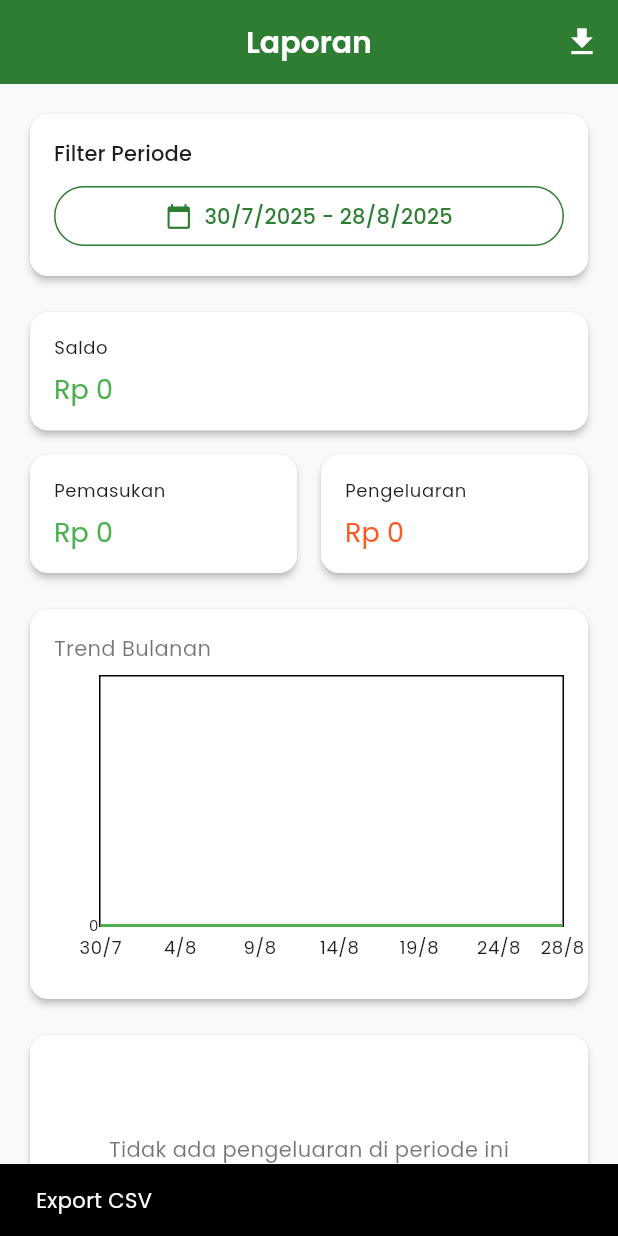
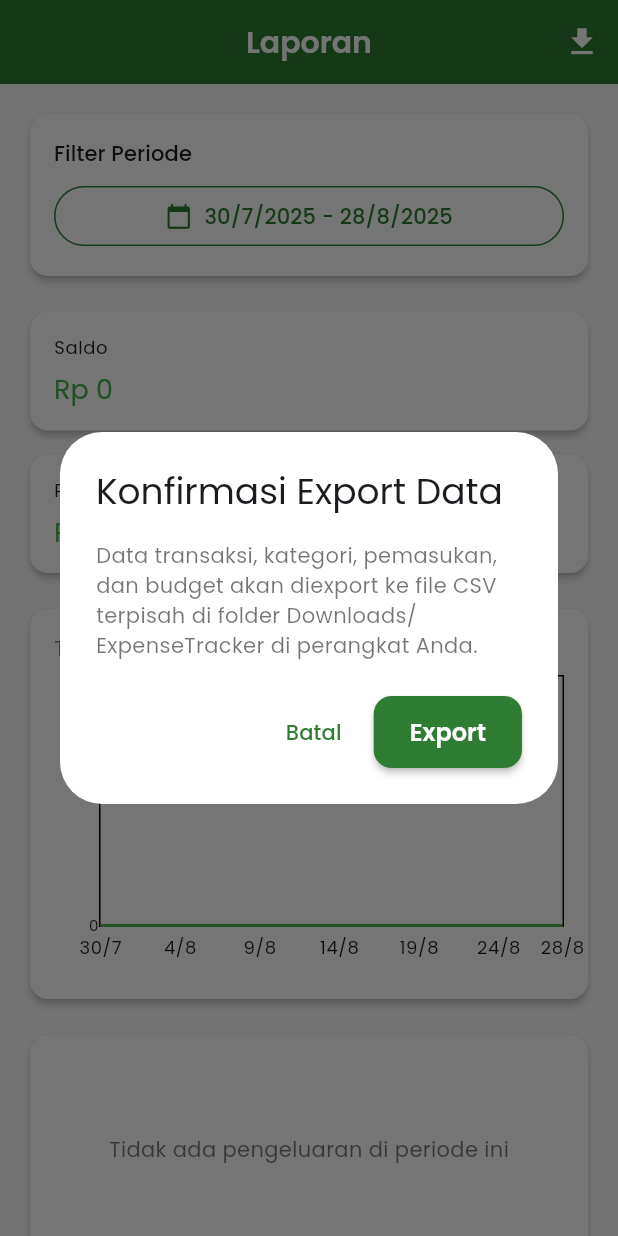
Before and after one commit to EnvRfli/expense_tracker_app, a Flutter app: the ReportsScreen screen opened directly, after a tap on the "download" icon, on a phone screen of 412 x 824 dp. Run offline on Flutter 3.47's test engine with Material 3 defaults, Android fonts, the phone set to English and light mode, and no system bars; drawn by our look-alikes of fl_chart; our stand-ins replace device_info_plus, file_picker, flutter_local_notifications, google_fonts, google_sign_in, hive and 6 more; missing offline and left inert: googleapis; accounts and stored records are empty; statements that could not run were skipped.

Commit message:
refactor: Add data export functionality with confirmation and success messages

```diff
--- a/lib/l10n/app_localizations.dart
+++ b/lib/l10n/app_localizations.dart
@@ -247,6 +247,14 @@ abstract class AppLocalizations {
     'top_expense': 'Pengeluaran',
     'top_income': 'Pemasukan',
     'period_range': '{start} - {end}',
+    'export_data_confirmation': 'Konfirmasi Export Data',
+    'export_data_message':
+        'Data transaksi, kategori, pemasukan, dan budget akan diexport ke file CSV terpisah di folder Downloads/ExpenseTracker di perangkat Anda.',
+    'exporting_data': 'Mengexport data...',
+    'no_data_to_export': 'Tidak ada data untuk diexport',
+    'success_data_exported': 'Data berhasil diexport',
+    'csv_file_can_be_opened':
+        'File CSV dapat dibuka dengan aplikasi spreadsheet seperti Excel atau Google Sheets',
 
     // Settings
     'currency': 'Mata Uang',
@@ -356,6 +364,7 @@ abstract class AppLocalizations {
     'error_invalid_date': 'Tanggal tidak valid',
     'error_network': 'Kesalahan jaringan',
     'error_unknown': 'Terjadi kesalahan yang tidak diketahui',
+    'error_when_exporting': 'Error saat export data',
 
     // Success Messages
     'success_transaction_added': 'Transaksi berhasil ditambahkan',
@@ -619,6 +628,14 @@ abstract class AppLocalizations {
     'top_expense': 'Expense',
     'top_income': 'Income',
     'period_range': '{start} - {end}',
+    'export_data_confirmation': 'Export Data Confirmation',
+    'export_data_message':
+        'Transaction, category, income, and budget data will be exported to separate CSV files in the Downloads/ExpenseTracker folder on your device.',
+    'exporting_data': 'Exporting data...',
+    'no_data_to_export': 'No data to export',
+    'success_data_exported': 'Data exported successfully',
+    'csv_file_can_be_opened':
+        'CSV files can be opened with spreadsheet apps like Excel or Google Sheets',
 
     // Settings
     'currency': 'Currency',
@@ -726,6 +743,7 @@ abstract class AppLocalizations {
     'error_invalid_date': 'Invalid date',
     'error_network': 'Network error',
     'error_unknown': 'An unknown error occurred',
+    'error_when_exporting': 'Error when exporting data',
 
     // Success Messages
     'success_transaction_added': 'Transaction added successfully',
--- a/lib/screens/reports_screen.dart
+++ b/lib/screens/reports_screen.dart
@@ -112,7 +112,7 @@ class _TimeseriesChart extends StatelessWidget {
                 return Text(
                   formatValue(value),
                   style: Theme.of(context).textTheme.bodySmall?.copyWith(
-                        fontSize: 10, // Ukuran font yang lebih kecil
+                        fontSize: 10,
                       ),
                   textAlign: TextAlign.right,
                 );
@@ -173,8 +173,7 @@ class _ReportsScreenState extends State<ReportsScreen> {
         actions: [
           IconButton(
             onPressed: () async {
-              ScaffoldMessenger.of(context).showSnackBar(
-                  SnackBar(content: Text(context.tr('export_csv'))));
+              await _exportData();
             },
             icon: const Icon(Icons.download),
             tooltip: context.tr('export_csv'),
@@ -611,4 +610,148 @@ class _ReportsScreenState extends State<ReportsScreen> {
       ),
     );
   }
+
+  Future<void> _exportData() async {
+    try {
+      // Show export confirmation dialog first
+      final shouldExport = await showDialog<bool>(
+        context: context,
+        builder: (context) => AlertDialog(
+          title: Text(context.tr('export_data_confirmation')),
+          content: Text(context.tr('export_data_message')),
+          actions: [
+            TextButton(
+              onPressed: () => Navigator.pop(context, false),
+              child: Text(context.tr('cancel')),
+            ),
+            ElevatedButton(
+              onPressed: () => Navigator.pop(context, true),
+              child: const Text('Export'),
+            ),
+          ],
+        ),
+      );
+
+      // If user cancelled, return early
+      if (shouldExport != true) return;
+
+      // Show loading dialog
+      showDialog(
+        context: context,
+        barrierDismissible: false,
+        builder: (context) => AlertDialog(
+          content: Row(
+            children: [
+              CircularProgressIndicator(),
+              const SizedBox(width: 16),
+              Text(context.tr('exporting_data')),
+            ],
+          ),
+        ),
+      );
+
+      final userSettings =
+          Provider.of<UserSettingsProvider>(context, listen: false);
+      final exportedFiles = await userSettings.exportDataToDownloads();
+
+      Navigator.pop(context); // Close loading dialog
+
+      if (exportedFiles.isEmpty) {
+        ScaffoldMessenger.of(context).showSnackBar(
+          SnackBar(
+            content: Text(context.tr('no_data_to_export')),
+            backgroundColor: AppColors.warning,
+          ),
+        );
+        return;
+      }
+
+      // Show success dialog with file locations
+      showDialog(
+        context: context,
+        builder: (context) => AlertDialog(
+          title: Row(
+            children: [
+              Icon(Icons.check_circle, color: Colors.green, size: 24),
+              const SizedBox(width: 8),
+              Expanded(
+                child: Text(
+                  context.tr('success_data_exported'),
+                ),
+              ),
+            ],
+          ),
+          content: Column(
+            mainAxisSize: MainAxisSize.min,
+            crossAxisAlignment: CrossAxisAlignment.start,
+            children: [
+              Text(context.tr('success_data_exported') + ' :'),
+              const SizedBox(height: 12),
+              ...exportedFiles.entries.map((entry) {
+                // Extract directory path from full file path
+                final filePath = entry.value;
+                final fileName = filePath.split('/').last;
+                final dirPath =
+                    filePath.substring(0, filePath.lastIndexOf('/'));
+
+                return Padding(
+                  padding: const EdgeInsets.only(bottom: 8),
+                  child: Column(
+                    crossAxisAlignment: CrossAxisAlignment.start,
+                    children: [
+                      Text('• $fileName',
+                          style: TextStyle(fontWeight: FontWeight.bold)),
+                      Text(
+                        '  Path: $dirPath',
+                        style: TextStyle(fontSize: 11, color: Colors.grey[600]),
+                      ),
+                    ],
+                  ),
+                );
+              }),
+              const SizedBox(height: 12),
+              Container(
+                padding: const EdgeInsets.all(8),
+                decoration: BoxDecoration(
+                  color: Colors.blue.withOpacity(0.1),
+                  borderRadius: BorderRadius.circular(8),
+                ),
+                child: Row(
+                  children: [
+                    Icon(Icons.info_outline, color: Colors.blue, size: 16),
+                    const SizedBox(width: 8),
+                    Expanded(
+                      child: Text(
+                        context.tr('csv_file_can_be_opened'),
+                        style: TextStyle(fontSize: 12, color: Colors.blue[700]),
+                      ),
+                    ),
+                  ],
+                ),
+              ),
+            ],
+          ),
+          actions: [
+            TextButton(
+              onPressed: () => Navigator.pop(context),
+              child: const Text('Tutup'),
+            ),
+          ],
+        ),
+      );
+    } catch (e) {
+      // Close loading dialog if still open
+      Navigator.pop(context);
+
+      // Show error message
+      ScaffoldMessenger.of(context).showSnackBar(
+        SnackBar(
+          content:
+              Text(context.tr('error_when_exporting') + ' : ${e.toString()}'),
+          backgroundColor: AppColors.error,
+          behavior: SnackBarBehavior.floating,
+        ),
+      );
+    }
+  }
 }
```
